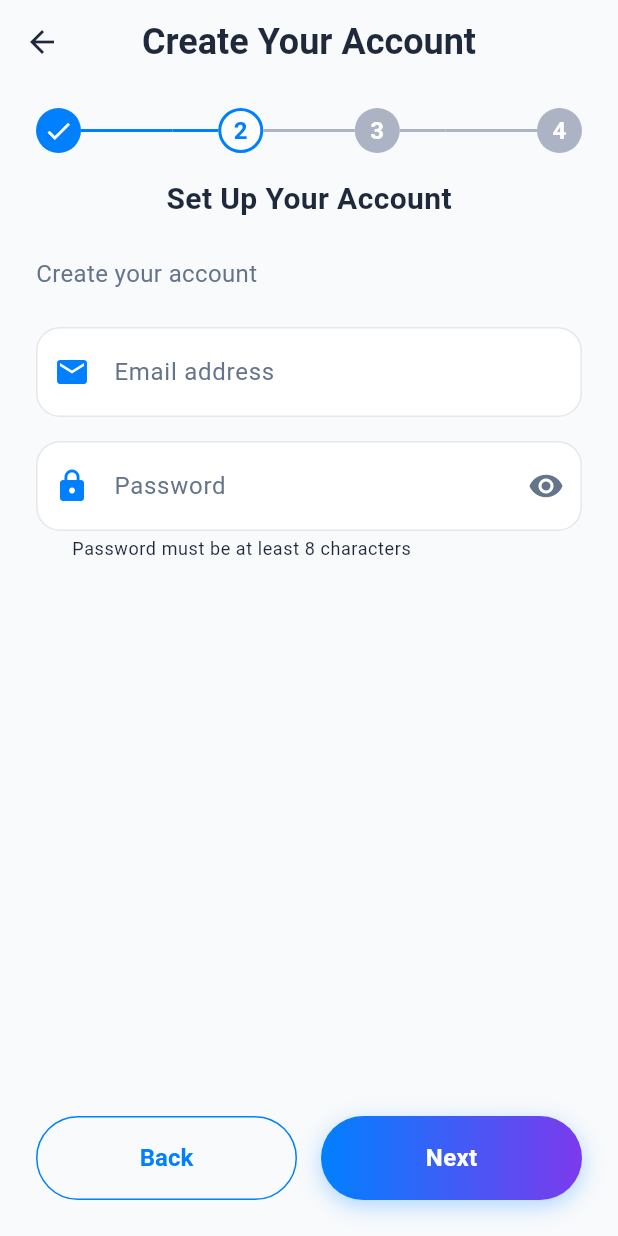
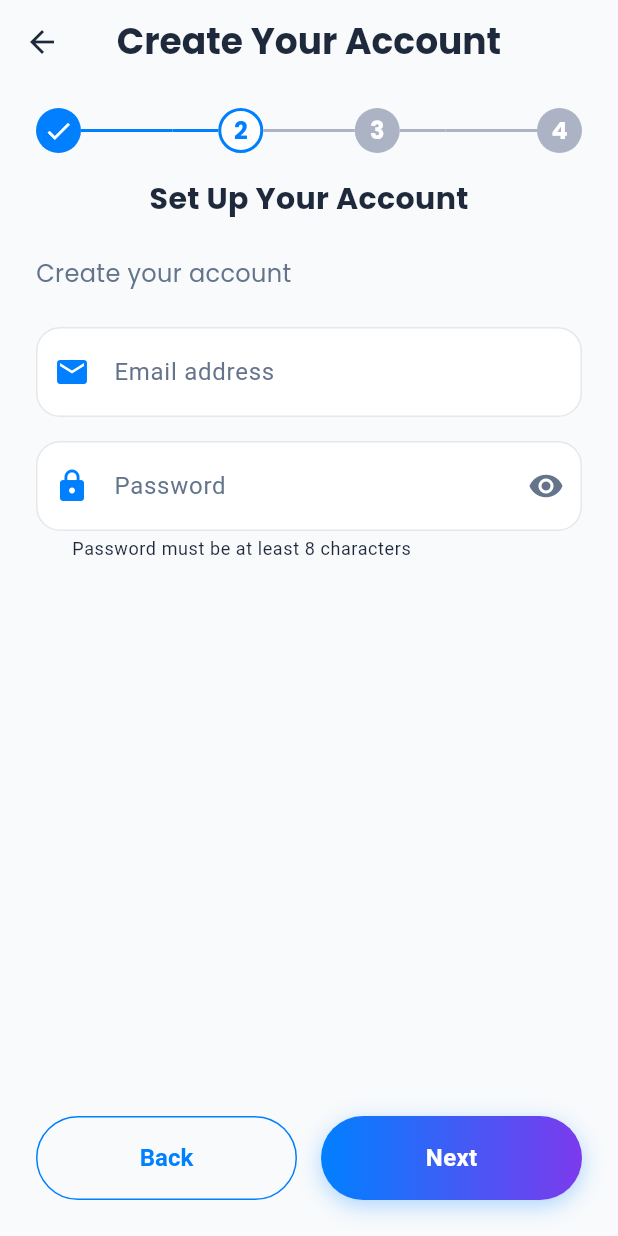
Before and after one commit to Jossyboydgenius/Healthride, a Flutter app: the RegistrationScreen screen opened by its route, after a tap on "Next", on a phone screen of 412 x 824 dp. Run offline on Flutter 3.47's test engine with Material 3 defaults, Android fonts, the phone set to English and light mode, and no system bars; our stand-ins replace google_maps_flutter, image_picker, location; accounts and stored records are empty; Roboto replaces fonts that are missing (SF Pro Display).

Commit message:
Add Poppins font family to text styles in RegistrationScreen for consistent typography across UI elements.

```diff
--- a/lib/src/screens/registration_screen.dart
+++ b/lib/src/screens/registration_screen.dart
@@ -106,6 +106,7 @@ class _RegistrationScreenState extends State<RegistrationScreen> {
             fontSize: 24,
             fontWeight: FontWeight.bold,
             color: AppColor.textDarkBlue,
+            fontFamily: 'Poppins',
           ),
         ),
         backgroundColor: Colors.transparent,
@@ -145,6 +146,7 @@ class _RegistrationScreenState extends State<RegistrationScreen> {
                   fontSize: 20,
                   fontWeight: FontWeight.bold,
                   color: AppColor.textDarkBlue,
+                  fontFamily: 'Poppins',
                 ),
               ),
             ),
@@ -165,6 +167,7 @@ class _RegistrationScreenState extends State<RegistrationScreen> {
                   style: const TextStyle(
                     color: AppColor.errorRed,
                     fontSize: 14,
+                    fontFamily: 'Poppins',
                   ),
                   textAlign: TextAlign.center,
                 ),
@@ -266,6 +269,7 @@ class _RegistrationScreenState extends State<RegistrationScreen> {
                         fontSize: 16,
                         fontWeight: FontWeight.bold,
                         color: isActive ? AppColor.primaryBlue : Colors.white,
+                        fontFamily: 'Poppins',
                       ),
                     ),
                   ),
@@ -310,6 +314,7 @@ class _RegistrationScreenState extends State<RegistrationScreen> {
           style: TextStyle(
             fontSize: 16,
             color: AppColor.textMediumGray,
+            fontFamily: 'Poppins',
           ),
         ),
         const SizedBox(height: 24),
@@ -399,6 +404,7 @@ class _RegistrationScreenState extends State<RegistrationScreen> {
           style: TextStyle(
             fontSize: 16,
             color: AppColor.textMediumGray,
+            fontFamily: 'Poppins',
           ),
         ),
         const SizedBox(height: 24),
@@ -501,6 +507,7 @@ class _RegistrationScreenState extends State<RegistrationScreen> {
           style: TextStyle(
             fontSize: 16,
             color: AppColor.textMediumGray,
+            fontFamily: 'Poppins',
           ),
         ),
         const SizedBox(height: 24),
@@ -637,6 +644,7 @@ class _RegistrationScreenState extends State<RegistrationScreen> {
           style: TextStyle(
             fontSize: 16,
             color: AppColor.textMediumGray,
+            fontFamily: 'Poppins',
           ),
         ),
         const SizedBox(height: 24),
@@ -707,6 +715,7 @@ class _RegistrationScreenState extends State<RegistrationScreen> {
             style: TextStyle(
               fontSize: 14,
               color: AppColor.textMediumGray,
+              fontFamily: 'Poppins',
             ),
             textAlign: TextAlign.center,
           ),
```
